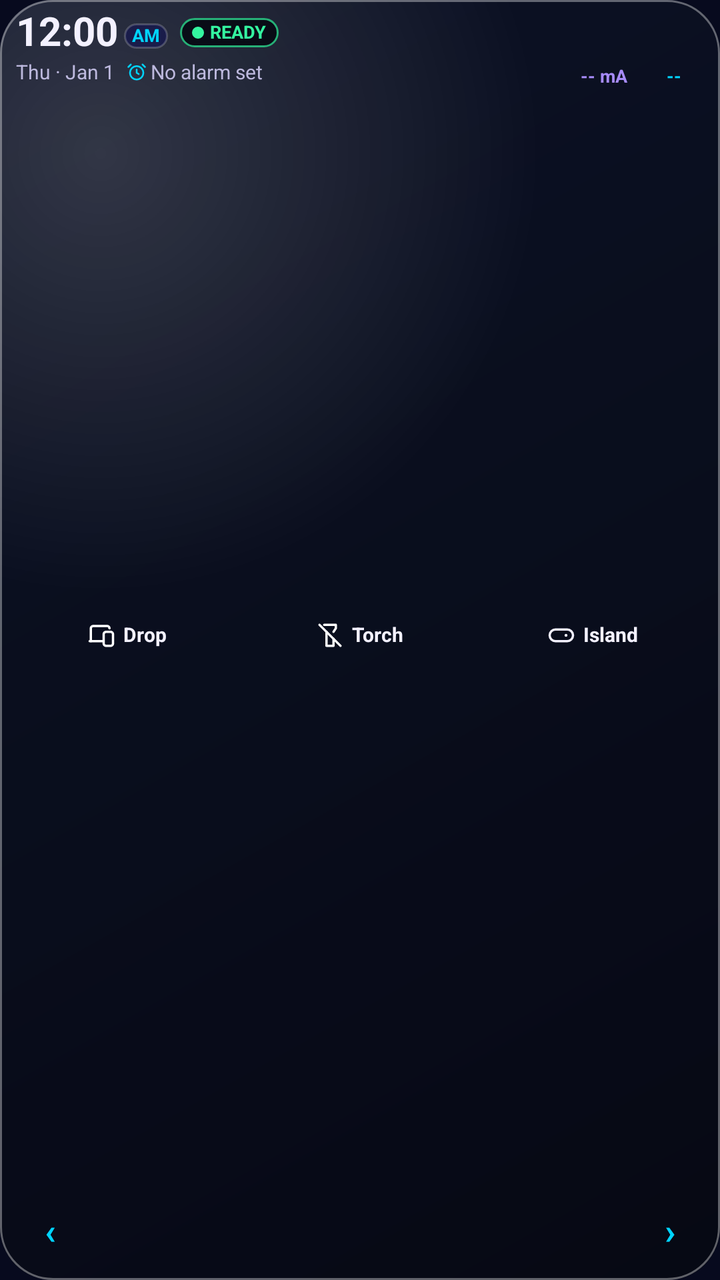
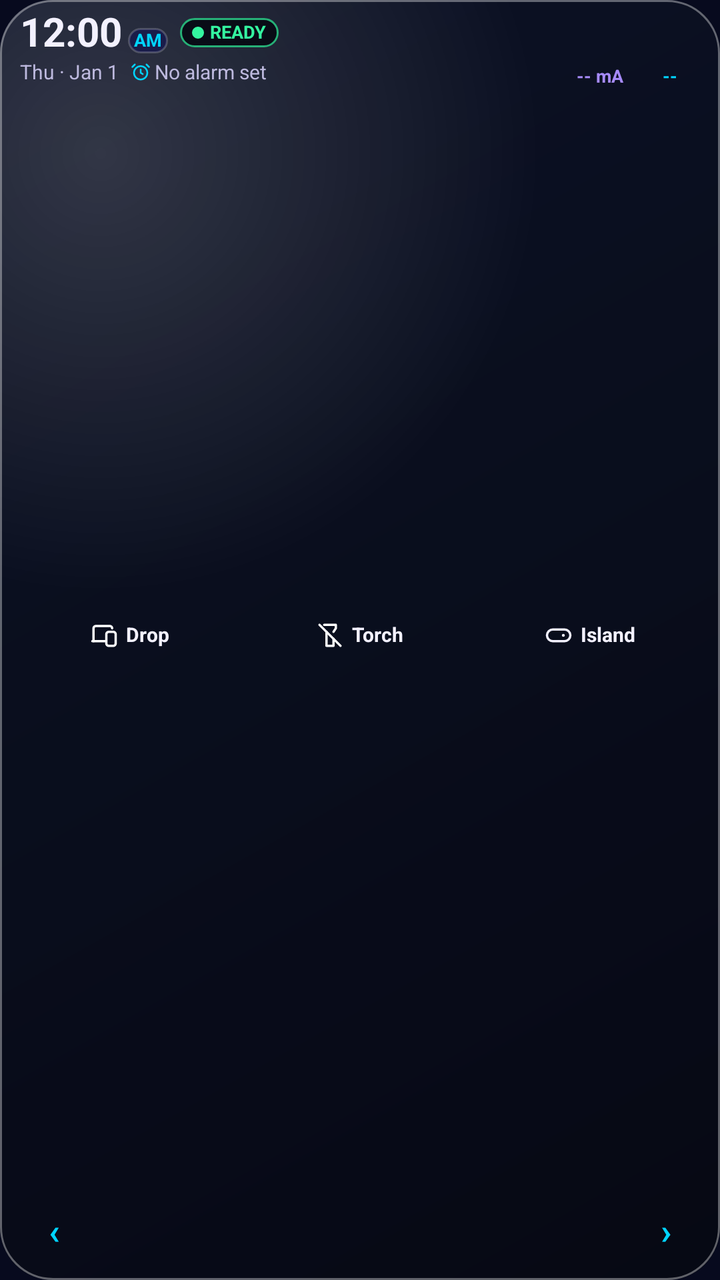

The first picture is an Android layout as it rendered before a commit; the second is the same layout after the commit. The layout source and the unified diff follow.
<!-- AndroidManifest.xml: application theme Theme.DriveLift -->
<!-- res/layout/cockpit_widget_compact.xml -->
<?xml version="1.0" encoding="utf-8"?>
<FrameLayout xmlns:android="http://schemas.android.com/apk/res/android"
    android:id="@+id/cockpit_widget_root"
    android:layout_width="match_parent"
    android:layout_height="match_parent">

    <ImageView
        android:id="@+id/cockpit_widget_shell_bg"
        android:layout_width="match_parent"
        android:layout_height="match_parent"
        android:contentDescription="@null"
        android:scaleType="fitXY"
        android:src="@drawable/cockpit_widget_card_bg" />

    <LinearLayout
        android:id="@+id/cockpit_widget_content"
        android:layout_width="match_parent"
        android:layout_height="match_parent"
        android:orientation="vertical"
        android:paddingHorizontal="8dp"
        android:paddingTop="3dp"
        android:paddingBottom="0dp">

        
        <LinearLayout
            android:id="@+id/cockpit_widget_top_row"
            android:layout_width="match_parent"
            android:layout_height="wrap_content"
            android:gravity="center_vertical"
            android:orientation="horizontal">

            <LinearLayout
                android:layout_width="0dp"
                android:layout_height="wrap_content"
                android:layout_weight="1"
                android:orientation="vertical"
                android:paddingEnd="4dp">

                
                <LinearLayout
                    android:id="@+id/cockpit_widget_clock_row"
                    android:layout_width="match_parent"
                    android:layout_height="wrap_content"
                    android:gravity="center_vertical"
                    android:orientation="horizontal">

                    <LinearLayout
                        android:id="@+id/cockpit_widget_clock_container"
                        android:layout_width="wrap_content"
                        android:layout_height="wrap_content"
                        android:gravity="bottom"
                        android:orientation="horizontal">

                        <TextClock
                            android:id="@+id/cockpit_widget_time"
                            android:layout_width="wrap_content"
                            android:layout_height="wrap_content"
                            android:fontFeatureSettings="tnum"
                            android:format12Hour="hh:mm"
                            android:format24Hour="HH:mm"
                            android:includeFontPadding="false"
                            android:singleLine="true"
                            android:textColor="@color/cockpit_on_surface"
                            android:textSize="20sp"
                            android:textStyle="bold" />

                        <TextClock
                            android:id="@+id/cockpit_widget_ampm"
                            android:layout_width="wrap_content"
                            android:layout_height="wrap_content"
                            android:layout_marginStart="3dp"
                            android:layout_marginBottom="2dp"
                            android:background="@drawable/cockpit_widget_pill_inactive_bg"
                            android:fontFeatureSettings="tnum"
                            android:format12Hour="a"
                            android:format24Hour=""
                            android:includeFontPadding="false"
                            android:paddingHorizontal="4dp"
                            android:paddingVertical="1dp"
                            android:singleLine="true"
                            android:textAllCaps="true"
                            android:textColor="@color/cockpit_primary"
                            android:textSize="9sp"
                            android:textStyle="bold" />
                    </LinearLayout>

                    <LinearLayout
                        android:id="@+id/cockpit_widget_status_pill"
                        android:layout_width="wrap_content"
                        android:layout_height="wrap_content"
                        android:layout_marginStart="6dp"
                        android:background="@drawable/cockpit_widget_status_ready_bg"
                        android:gravity="center_vertical"
                        android:orientation="horizontal"
                        android:paddingHorizontal="6dp"
                        android:paddingVertical="2dp">

                        <ImageView
                            android:id="@+id/cockpit_widget_status_dot"
                            android:layout_width="6dp"
                            android:layout_height="6dp"
                            android:layout_marginEnd="3dp"
                            android:contentDescription="@null"
                            android:src="@drawable/cockpit_widget_dot"
                            android:tint="@color/cockpit_tertiary" />

                        <TextView
                            android:id="@+id/cockpit_widget_status_text"
                            android:layout_width="wrap_content"
                            android:layout_height="wrap_content"
                            android:ellipsize="end"
                            android:includeFontPadding="false"
                            android:maxLines="1"
                            android:singleLine="true"
                            android:text="READY"
                            android:textColor="@color/cockpit_tertiary"
                            android:textSize="9sp"
                            android:textStyle="bold" />
                    </LinearLayout>
                </LinearLayout>

                <LinearLayout
                    android:id="@+id/cockpit_widget_alarm_container"
                    android:layout_width="wrap_content"
                    android:layout_height="wrap_content"
                    android:layout_marginTop="2dp"
                    android:gravity="center_vertical"
                    android:orientation="horizontal">

                    <TextClock
                        android:id="@+id/cockpit_widget_date"
                        android:layout_width="wrap_content"
                        android:layout_height="wrap_content"
                        android:fontFeatureSettings="tnum"
                        android:format12Hour="EEE &#183; MMM d"
                        android:format24Hour="EEE &#183; MMM d"
                        android:includeFontPadding="false"
                        android:singleLine="true"
                        android:textColor="@color/cockpit_on_surface_variant"
                        android:textSize="10sp" />

                    <ImageView
                        android:id="@+id/cockpit_alarm_icon"
                        android:layout_width="10dp"
                        android:layout_height="10dp"
                        android:layout_marginStart="6dp"
                        android:layout_marginEnd="2dp"
                        android:contentDescription="@null"
                        android:src="@drawable/ic_cockpit_alarm"
                        android:tint="@color/cockpit_primary" />

                    <TextView
                        android:id="@+id/cockpit_alarm_time_text"
                        android:layout_width="wrap_content"
                        android:layout_height="wrap_content"
                        android:ellipsize="end"
                        android:fontFeatureSettings="tnum"
                        android:includeFontPadding="false"
                        android:maxLines="1"
                        android:singleLine="true"
                        android:text="No alarm set"
                        android:textColor="@color/cockpit_on_surface_variant"
                        android:textSize="10sp" />

                    <Chronometer
                        android:id="@+id/cockpit_alarm_chronometer"
                        android:layout_width="wrap_content"
                        android:layout_height="wrap_content"
                        android:visibility="gone" />

                    <TextView
                        android:id="@+id/cockpit_alarm_static_countdown"
                        android:layout_width="wrap_content"
                        android:layout_height="wrap_content"
                        android:visibility="gone" />
                </LinearLayout>
            </LinearLayout>

            
            <LinearLayout
                android:layout_width="wrap_content"
                android:layout_height="wrap_content"
                android:gravity="center_vertical"
                android:orientation="horizontal">

                <LinearLayout
                    android:layout_width="wrap_content"
                    android:layout_height="wrap_content"
                    android:gravity="center_horizontal"
                    android:orientation="vertical">

                    <ImageView
                        android:id="@+id/cockpit_widget_battery_gauge"
                        android:layout_width="30dp"
                        android:layout_height="30dp"
                        android:contentDescription="Battery level"
                        android:scaleType="fitCenter" />

                    <TextView
                        android:id="@+id/cockpit_widget_battery_current"
                        android:layout_width="wrap_content"
                        android:layout_height="wrap_content"
                        android:fontFeatureSettings="tnum"
                        android:includeFontPadding="false"
                        android:maxLines="1"
                        android:singleLine="true"
                        android:text="-- mA"
                        android:textColor="@color/cockpit_secondary"
                        android:textSize="9sp"
                        android:textStyle="bold" />

                    <TextView
                        android:id="@+id/cockpit_widget_battery_charge"
                        android:layout_width="wrap_content"
                        android:layout_height="wrap_content"
                        android:visibility="gone" />
                </LinearLayout>

                <LinearLayout
                    android:layout_width="wrap_content"
                    android:layout_height="wrap_content"
                    android:layout_marginStart="5dp"
                    android:gravity="center_horizontal"
                    android:orientation="vertical">

                    <ImageView
                        android:id="@+id/cockpit_widget_ram_gauge"
                        android:layout_width="30dp"
                        android:layout_height="30dp"
                        android:contentDescription="RAM usage"
                        android:scaleType="fitCenter" />

                    <TextView
                        android:id="@+id/cockpit_widget_ram_used"
                        android:layout_width="wrap_content"
                        android:layout_height="wrap_content"
                        android:fontFeatureSettings="tnum"
                        android:includeFontPadding="false"
                        android:maxLines="1"
                        android:singleLine="true"
                        android:text="--"
                        android:textColor="@color/cockpit_primary"
                        android:textSize="9sp"
                        android:textStyle="bold" />

                    <TextView
                        android:id="@+id/cockpit_widget_ram_free"
                        android:layout_width="wrap_content"
                        android:layout_height="wrap_content"
                        android:visibility="gone" />
                </LinearLayout>
            </LinearLayout>
        </LinearLayout>

        <FrameLayout
            android:layout_width="match_parent"
            android:layout_height="0dp"
            android:layout_weight="1" />

        
        <LinearLayout
            android:id="@+id/cockpit_widget_controls_row"
            android:layout_width="match_parent"
            android:layout_height="48dp"
            android:gravity="center_vertical"
            android:orientation="horizontal">

            <FrameLayout
                android:id="@+id/cockpit_widget_btn_drop"
                android:layout_width="0dp"
                android:layout_height="match_parent"
                android:layout_weight="1">

                <ImageView
                    android:id="@+id/cockpit_widget_drop_bg"
                    android:layout_width="match_parent"
                    android:layout_height="32dp"
                    android:layout_gravity="center_vertical"
                    android:contentDescription="@null"
                    android:scaleType="fitXY" />

                <LinearLayout
                    android:layout_width="match_parent"
                    android:layout_height="32dp"
                    android:layout_gravity="center_vertical"
                    android:gravity="center"
                    android:orientation="horizontal"
                    android:paddingHorizontal="4dp">

                    <ImageView
                        android:id="@+id/cockpit_widget_drop_icon"
                        android:layout_width="14dp"
                        android:layout_height="14dp"
                        android:contentDescription="@null"
                        android:src="@drawable/ic_cockpit_devices" />

                    <TextView
                        android:id="@+id/cockpit_widget_drop_label"
                        android:layout_width="wrap_content"
                        android:layout_height="wrap_content"
                        android:layout_marginStart="4dp"
                        android:ellipsize="end"
                        android:includeFontPadding="false"
                        android:maxLines="1"
                        android:singleLine="true"
                        android:text="Drop"
                        android:textColor="@color/cockpit_on_surface"
                        android:textSize="10sp"
                        android:textStyle="bold" />
                </LinearLayout>
            </FrameLayout>

            <FrameLayout
                android:id="@+id/cockpit_widget_btn_torch"
                android:layout_width="0dp"
                android:layout_height="match_parent"
                android:layout_marginStart="5dp"
                android:layout_weight="1">

                <ImageView
                    android:id="@+id/cockpit_widget_torch_bg"
                    android:layout_width="match_parent"
                    android:layout_height="32dp"
                    android:layout_gravity="center_vertical"
                    android:contentDescription="@null"
                    android:scaleType="fitXY" />

                <LinearLayout
                    android:layout_width="match_parent"
                    android:layout_height="32dp"
                    android:layout_gravity="center_vertical"
                    android:gravity="center"
                    android:orientation="horizontal"
                    android:paddingHorizontal="4dp">

                    <ImageView
                        android:id="@+id/cockpit_widget_torch_icon"
                        android:layout_width="14dp"
                        android:layout_height="14dp"
                        android:contentDescription="@null"
                        android:src="@drawable/ic_cockpit_torch_off" />

                    <TextView
                        android:id="@+id/cockpit_widget_torch_label"
                        android:layout_width="wrap_content"
                        android:layout_height="wrap_content"
                        android:layout_marginStart="4dp"
                        android:ellipsize="end"
                        android:includeFontPadding="false"
                        android:maxLines="1"
                        android:singleLine="true"
                        android:text="Torch"
                        android:textColor="@color/cockpit_on_surface"
                        android:textSize="10sp"
                        android:textStyle="bold" />
                </LinearLayout>
            </FrameLayout>

            <FrameLayout
                android:id="@+id/cockpit_widget_btn_island"
                android:layout_width="0dp"
                android:layout_height="match_parent"
                android:layout_marginStart="5dp"
                android:layout_weight="1">

                <ImageView
                    android:id="@+id/cockpit_widget_island_bg"
                    android:layout_width="match_parent"
                    android:layout_height="32dp"
                    android:layout_gravity="center_vertical"
                    android:contentDescription="@null"
                    android:scaleType="fitXY" />

                <LinearLayout
                    android:layout_width="match_parent"
                    android:layout_height="32dp"
                    android:layout_gravity="center_vertical"
                    android:gravity="center"
                    android:orientation="horizontal"
                    android:paddingHorizontal="4dp">

                    <ImageView
                        android:id="@+id/cockpit_widget_island_icon"
                        android:layout_width="14dp"
                        android:layout_height="14dp"
                        android:contentDescription="@null"
                        android:src="@drawable/ic_cockpit_tile" />

                    <TextView
                        android:id="@+id/cockpit_widget_island_label"
                        android:layout_width="wrap_content"
                        android:layout_height="wrap_content"
                        android:layout_marginStart="4dp"
                        android:ellipsize="end"
                        android:includeFontPadding="false"
                        android:maxLines="1"
                        android:singleLine="true"
                        android:text="Island"
                        android:textColor="@color/cockpit_on_surface"
                        android:textSize="10sp"
                        android:textStyle="bold" />
                </LinearLayout>
            </FrameLayout>
        </LinearLayout>

        <FrameLayout
            android:layout_width="match_parent"
            android:layout_height="0dp"
            android:layout_weight="1" />

        
        <FrameLayout
            android:id="@+id/cockpit_widget_dock_container"
            android:layout_width="match_parent"
            android:layout_height="48dp">

            <ImageView
                android:id="@+id/cockpit_widget_dock_bg"
                android:layout_width="match_parent"
                android:layout_height="34dp"
                android:layout_gravity="center_vertical"
                android:contentDescription="@null"
                android:scaleType="fitXY" />

            <LinearLayout
                android:layout_width="match_parent"
                android:layout_height="match_parent"
                android:gravity="center_vertical"
                android:orientation="horizontal"
                android:paddingHorizontal="4dp">

                <TextView
                    android:id="@+id/cockpit_widget_btn_prev"
                    android:layout_width="26dp"
                    android:layout_height="match_parent"
                    android:contentDescription="Previous pinned apps"
                    android:gravity="center"
                    android:includeFontPadding="false"
                    android:text="&#8249;"
                    android:textColor="@color/cockpit_primary"
                    android:textSize="18sp"
                    android:textStyle="bold" />

                <LinearLayout
                    android:id="@+id/cockpit_widget_app_0"
                    android:layout_width="0dp"
                    android:layout_height="match_parent"
                    android:layout_weight="1"
                    android:gravity="center"
                    android:orientation="vertical">

                    <ImageView
                        android:id="@+id/cockpit_widget_app_icon_0"
                        android:layout_width="24dp"
                        android:layout_height="24dp"
                        android:contentDescription="@null"
                        android:scaleType="fitCenter" />

                    <TextView
                        android:id="@+id/cockpit_widget_app_label_0"
                        android:layout_width="wrap_content"
                        android:layout_height="wrap_content"
                        android:visibility="gone" />
                </LinearLayout>

                <LinearLayout
                    android:id="@+id/cockpit_widget_app_1"
                    android:layout_width="0dp"
                    android:layout_height="match_parent"
                    android:layout_weight="1"
                    android:gravity="center"
                    android:orientation="vertical">

                    <ImageView
                        android:id="@+id/cockpit_widget_app_icon_1"
                        android:layout_width="24dp"
                        android:layout_height="24dp"
                        android:contentDescription="@null"
                        android:scaleType="fitCenter" />

                    <TextView
                        android:id="@+id/cockpit_widget_app_label_1"
                        android:layout_width="wrap_content"
                        android:layout_height="wrap_content"
                        android:visibility="gone" />
                </LinearLayout>

                <LinearLayout
                    android:id="@+id/cockpit_widget_app_2"
                    android:layout_width="0dp"
                    android:layout_height="match_parent"
                    android:layout_weight="1"
                    android:gravity="center"
                    android:orientation="vertical">

                    <ImageView
                        android:id="@+id/cockpit_widget_app_icon_2"
                        android:layout_width="24dp"
                        android:layout_height="24dp"
                        android:contentDescription="@null"
                        android:scaleType="fitCenter" />

                    <TextView
                        android:id="@+id/cockpit_widget_app_label_2"
                        android:layout_width="wrap_content"
                        android:layout_height="wrap_content"
                        android:visibility="gone" />
                </LinearLayout>

                <LinearLayout
                    android:id="@+id/cockpit_widget_app_3"
                    android:layout_width="0dp"
                    android:layout_height="match_parent"
                    android:layout_weight="1"
                    android:gravity="center"
                    android:orientation="vertical">

                    <ImageView
                        android:id="@+id/cockpit_widget_app_icon_3"
                        android:layout_width="24dp"
                        android:layout_height="24dp"
                        android:contentDescription="@null"
                        android:scaleType="fitCenter" />

                    <TextView
                        android:id="@+id/cockpit_widget_app_label_3"
                        android:layout_width="wrap_content"
                        android:layout_height="wrap_content"
                        android:visibility="gone" />
                </LinearLayout>

                <TextView
                    android:id="@+id/cockpit_widget_btn_next"
                    android:layout_width="26dp"
                    android:layout_height="match_parent"
                    android:contentDescription="Next pinned apps"
                    android:gravity="center"
                    android:includeFontPadding="false"
                    android:text="&#8250;"
                    android:textColor="@color/cockpit_primary"
                    android:textSize="18sp"
                    android:textStyle="bold" />
            </LinearLayout>

            <LinearLayout
                android:id="@+id/cockpit_widget_pager_dots_row"
                android:layout_width="wrap_content"
                android:layout_height="wrap_content"
                android:visibility="gone">

                <ImageView
                    android:id="@+id/cockpit_widget_dot_0"
                    android:layout_width="4dp"
                    android:layout_height="4dp"
                    android:contentDescription="@null"
                    android:src="@drawable/cockpit_widget_dot" />

                <ImageView
                    android:id="@+id/cockpit_widget_dot_1"
                    android:layout_width="4dp"
                    android:layout_height="4dp"
                    android:contentDescription="@null"
                    android:src="@drawable/cockpit_widget_dot" />

                <ImageView
                    android:id="@+id/cockpit_widget_dot_2"
                    android:layout_width="4dp"
                    android:layout_height="4dp"
                    android:contentDescription="@null"
                    android:src="@drawable/cockpit_widget_dot" />

                <ImageView
                    android:id="@+id/cockpit_widget_dot_3"
                    android:layout_width="4dp"
                    android:layout_height="4dp"
                    android:contentDescription="@null"
                    android:src="@drawable/cockpit_widget_dot" />
            </LinearLayout>
        </FrameLayout>
    </LinearLayout>
</FrameLayout>
<!-- resources referenced by this layout -->
<resources>
  <color name="cockpit_on_surface">#FFF3F1FF</color>
  <color name="cockpit_on_surface_variant">#FFBDB9DE</color>
  <color name="cockpit_primary">#FF00D4FF</color>
  <color name="cockpit_secondary">#FFA78BFA</color>
  <color name="cockpit_tertiary">#FF34F5A0</color>
  <!-- drawable cockpit_widget_dot (drawable) -->
  <?xml version="1.0" encoding="utf-8"?>
  <shape xmlns:android="http://schemas.android.com/apk/res/android"
      android:shape="oval">
      <solid android:color="#FFFFFFFF" />
  </shape>
  <!-- drawable cockpit_widget_pill_inactive_bg (drawable) -->
  <?xml version="1.0" encoding="utf-8"?>
  <shape xmlns:android="http://schemas.android.com/apk/res/android"
      android:shape="rectangle">
      <corners android:radius="18dp" />
      <solid android:color="@color/cockpit_surface_container" />
      <stroke
          android:width="1dp"
          android:color="@color/cockpit_glass_well_stroke" />
  </shape>
  <!-- drawable cockpit_widget_status_ready_bg (drawable) -->
  <?xml version="1.0" encoding="utf-8"?>
  <layer-list xmlns:android="http://schemas.android.com/apk/res/android">
      <item>
          <shape android:shape="rectangle">
              <corners android:radius="14dp" />
              <solid android:color="@color/cockpit_status_pill_bg" />
          </shape>
      </item>
      <item>
          <shape android:shape="rectangle">
              <corners android:radius="14dp" />
              <stroke
                  android:width="1dp"
                  android:color="@color/cockpit_status_ready_stroke" />
          </shape>
      </item>
  </layer-list>
  <!-- drawable ic_cockpit_alarm (drawable) -->
  <?xml version="1.0" encoding="utf-8"?>
  <vector xmlns:android="http://schemas.android.com/apk/res/android"
      android:width="24dp"
      android:height="24dp"
      android:viewportWidth="24"
      android:viewportHeight="24">
      <path
          android:fillColor="#00000000"
          android:pathData="M12,13m-8,0a8,8 0,1 0,16 0a8,8 0,1 0,-16 0"
          android:strokeColor="#FFFFFFFF"
          android:strokeWidth="2" />
      <path
          android:fillColor="#00000000"
          android:pathData="M12,9v4l2.5,1.5M5,3L2,6M22,6l-3,-3"
          android:strokeColor="#FFFFFFFF"
          android:strokeLineCap="round"
          android:strokeLineJoin="round"
          android:strokeWidth="2" />
  </vector>
  <!-- drawable ic_cockpit_torch_off (drawable) -->
  <?xml version="1.0" encoding="utf-8"?>
  <vector xmlns:android="http://schemas.android.com/apk/res/android"
      android:width="24dp"
      android:height="24dp"
      android:viewportWidth="24"
      android:viewportHeight="24">
      <path
          android:fillColor="#00000000"
          android:pathData="M9,9v12h6v-6M7,3h10v3l-2,3"
          android:strokeColor="#FFFFFFFF"
          android:strokeLineCap="round"
          android:strokeLineJoin="round"
          android:strokeWidth="2" />
      <path
          android:fillColor="#00000000"
          android:pathData="M3,3l18,18"
          android:strokeColor="#FFFFFFFF"
          android:strokeLineCap="round"
          android:strokeWidth="2" />
  </vector>
  <style name="Theme.DriveLift" parent="android:Theme.Material.NoActionBar">
          <item name="android:windowBackground">@color/window_background</item>
      </style>
  <color name="cockpit_glass_fill_bottom">#D9050811</color>
  <color name="cockpit_glass_fill_top">#B80E1428</color>
  <color name="cockpit_glass_highlight_top_left">#28FFFFFF</color>
  <color name="cockpit_glass_card_stroke">#5CFFFFFF</color>
  <color name="cockpit_surface_container">#FF191C4A</color>
  <color name="cockpit_glass_well_stroke">#33FFFFFF</color>
  <color name="cockpit_status_pill_bg">#EB070A14</color>
  <color name="cockpit_status_ready_stroke">#B334F5A0</color>
  <color name="window_background">#070A1E</color>
  <!-- unchanged entries left out for length: 3 -->
</resources>

<!-- the commit's change to res/layout/cockpit_widget_compact.xml (unified diff, before → after) -->
@@ -17,7 +17,7 @@
         android:layout_width="match_parent"
         android:layout_height="match_parent"
         android:orientation="vertical"
-        android:paddingHorizontal="8dp"
+        android:paddingHorizontal="10dp"
         android:paddingTop="3dp"
         android:paddingBottom="0dp">
 
@@ -26,6 +26,7 @@
             android:id="@+id/cockpit_widget_top_row"
             android:layout_width="match_parent"
             android:layout_height="wrap_content"
+            android:baselineAligned="false"
             android:gravity="center_vertical"
             android:orientation="horizontal">
 
@@ -41,6 +42,7 @@
                     android:id="@+id/cockpit_widget_clock_row"
                     android:layout_width="match_parent"
                     android:layout_height="wrap_content"
+                    android:baselineAligned="false"
                     android:gravity="center_vertical"
                     android:orientation="horizontal">
 
@@ -48,7 +50,7 @@
                         android:id="@+id/cockpit_widget_clock_container"
                         android:layout_width="wrap_content"
                         android:layout_height="wrap_content"
-                        android:gravity="bottom"
+                        android:baselineAligned="true"
                         android:orientation="horizontal">
 
                         <TextClock
@@ -69,13 +71,12 @@
                             android:layout_width="wrap_content"
                             android:layout_height="wrap_content"
                             android:layout_marginStart="3dp"
-                            android:layout_marginBottom="2dp"
                             android:background="@drawable/cockpit_widget_pill_inactive_bg"
                             android:fontFeatureSettings="tnum"
                             android:format12Hour="a"
                             android:format24Hour=""
                             android:includeFontPadding="false"
-                            android:paddingHorizontal="4dp"
+                            android:paddingHorizontal="3dp"
                             android:paddingVertical="1dp"
                             android:singleLine="true"
                             android:textAllCaps="true"
